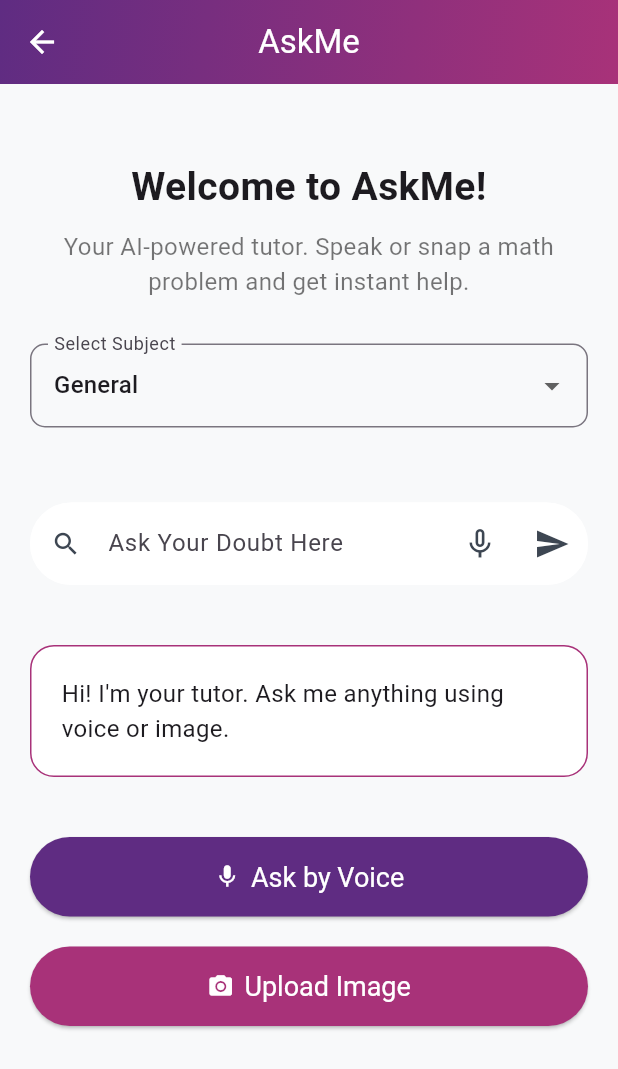
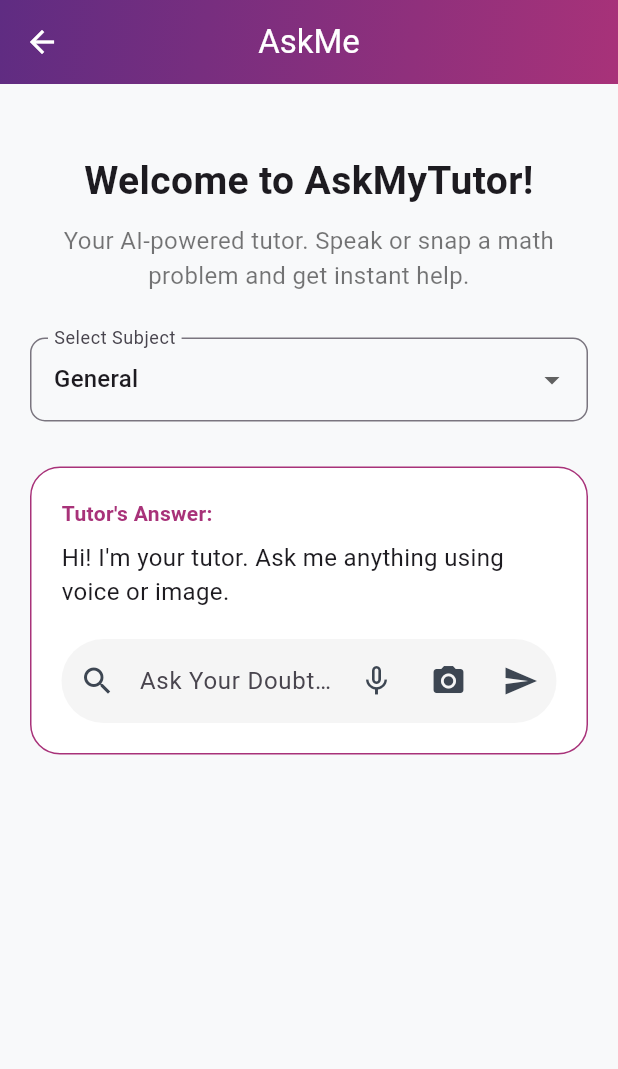
Before and after one commit to DevloperMahak/AI_Project, a Flutter app: the AskMeHomePage screen opened directly, on a phone screen of 412 x 824 dp. Shown: the top 1069 px of the screen. Run offline on Flutter 3.47's test engine with Material 3 defaults, Android fonts, the phone set to English and light mode, and no system bars; our stand-ins replace animated_bottom_navigation_bar, image_picker, shared_preferences, speech_to_text; accounts and stored records are empty.

Commit message:
functionality added

```diff
--- a/lib/home.dart
+++ b/lib/home.dart
@@ -1,9 +1,11 @@
 import 'dart:convert';
+import 'dart:io';
 
 import 'package:ask_my_tutor/theme_provider.dart';
 import 'package:ask_my_tutor/url.dart';
 import 'package:flutter/material.dart';
 import 'package:http/http.dart' as http;
+import 'package:image_picker/image_picker.dart';
 import 'package:provider/provider.dart';
 import 'package:speech_to_text/speech_to_text.dart' as stt;
 
@@ -17,6 +19,8 @@ class AskMeHomePage extends StatefulWidget {
 class _AskMeHomePageState extends State<AskMeHomePage> {
   String? aiResponse = "Hi! I'm your tutor. Ask me anything using voice or image.";
   final TextEditingController _textController = TextEditingController();
+  final ImagePicker _picker = ImagePicker();
+  File? _pickedImage;
   bool _isListening = false;
   late stt.SpeechToText _speech;
   String _spokenText = "";
@@ -24,6 +28,86 @@ class _AskMeHomePageState extends State<AskMeHomePage> {
   // 🔥 Subjects for dropdown
   final List<String> _subjects = ['General', 'Math', 'Programming', 'Science', 'History'];
   String _selectedSubject = 'General';
+
+  void _showImagePickerOptions() {
+    showModalBottomSheet(
+      context: context,
+      shape: RoundedRectangleBorder(
+        borderRadius: BorderRadius.vertical(top: Radius.circular(20)),
+      ),
+      builder: (context) => Container(
+        padding: const EdgeInsets.symmetric(vertical: 20, horizontal: 16),
+        height: 200,
+        child: Column(
+          crossAxisAlignment: CrossAxisAlignment.start,
+          children: [
+            Text("Choose an option", style: TextStyle(fontSize: 18, fontWeight: FontWeight.bold)),
+            const SizedBox(height: 10),
+            ListTile(
+              leading: Icon(Icons.camera_alt),
+              title: Text("Take a Photo"),
+              onTap: () {
+                Navigator.pop(context);
+                _pickImageFromCamera();
+              },
+            ),
+            ListTile(
+              leading: Icon(Icons.photo_library),
+              title: Text("Choose from Gallery"),
+              onTap: () {
+                Navigator.pop(context);
+                _pickImageFromGallery();
+              },
+            ),
+          ],
+        ),
+      ),
+    );
+  }
+  Future<void> _pickImageFromCamera() async {
+    final pickedFile = await _picker.pickImage(source: ImageSource.camera);
+    if (pickedFile != null) {
+      setState(() {
+        _pickedImage = File(pickedFile.path);
+        aiResponse = "Processing image...";
+      });
+      _sendImageToBackend();
+    }
+  }
+
+  Future<void> _pickImageFromGallery() async {
+    final pickedFile = await _picker.pickImage(source: ImageSource.gallery);
+    if (pickedFile != null) {
+      setState(() {
+        _pickedImage = File(pickedFile.path);
+        aiResponse = "Processing image...";
+      });
+      _sendImageToBackend();
+    }
+  }
+
+  Future<void> _sendImageToBackend() async {
+    final uri = Uri.parse(doubt_img); // Your endpoint
+    var request = http.MultipartRequest('POST', uri)
+      ..fields['subject'] = _selectedSubject
+      ..files.add(await http.MultipartFile.fromPath('image', _pickedImage!.path));
+
+    try {
+      final response = await request.send();
+      final respStr = await response.stream.bytesToString();
+      print("🧠 Backend response: $respStr");
+      final data = jsonDecode(respStr);
+      setState(() {
+        aiResponse = data['answer'] ?? "No answer received.";
+      });
+    } catch (e) {
+      setState(() {
+        aiResponse = 'Error sending image: $e';
+      });
+    }
+  }
+
+
 
   Future<void> sendPromptToGROQ(String prompt) async {
     final url = Uri.parse(doubt); // use your actual backend URL
@@ -109,14 +193,15 @@ class _AskMeHomePageState extends State<AskMeHomePage> {
       ),
 
       ),
-      body: Padding(
-        padding: const EdgeInsets.all(20),
+      body:SafeArea(
+    child: SingleChildScrollView(
+    padding: const EdgeInsets.symmetric(horizontal: 20, vertical: 16),
         child: Column(
           crossAxisAlignment: CrossAxisAlignment.stretch,
           children: [
             const SizedBox(height: 30),
             const Text(
-              'Welcome to AskMe!',
+              'Welcome to AskMyTutor!',
               style: TextStyle(fontSize: 26, fontWeight: FontWeight.bold),
               textAlign: TextAlign.center,
             ),
@@ -128,6 +213,7 @@ class _AskMeHomePageState extends State<AskMeHomePage> {
             ),
             // 🔽 Subject Dropdown
             const SizedBox(height: 30),
+
             DropdownButtonFormField<String>(
               value: _selectedSubject,
               items: _subjects
@@ -146,38 +232,80 @@ class _AskMeHomePageState extends State<AskMeHomePage> {
                 });
               },
             ),
+
+            const SizedBox(height: 30),
+
+            // Combined Question + Answer Container
             Container(
-              width: 360,
-              height: 55,
-              margin: EdgeInsets.only(top: 50),
+              padding: const EdgeInsets.all(20),
               decoration: BoxDecoration(
                 color: Colors.white,
-                  borderRadius: BorderRadius.all(
-                      Radius.circular(30))
+                border: Border.all(color: const Color(0xffA83279)),
+                borderRadius: BorderRadius.circular(20),
+              ),
+              child: Column(
+                crossAxisAlignment: CrossAxisAlignment.start,
+                children: [
+                  if (_textController.text.trim().isNotEmpty) ...[
+                    const Text(
+                      "Your Question:",
+                      style: TextStyle(
+                        fontWeight: FontWeight.bold,
+                        color: Color(0xff5F2C82),
+                      ),
+                    ),
+                    const SizedBox(height: 8),
+                    Text(
+                      _textController.text,
+                      style: const TextStyle(fontSize: 16),
+                    ),
+                    const Divider(height: 30, thickness: 1),
+                  ],
+                  const Text(
+                    "Tutor's Answer:",
+                    style: TextStyle(
+                      fontWeight: FontWeight.bold,
+                      color: Color(0xffA83279),
+                    ),
+                  ),
+                  const SizedBox(height: 8),
+                  Text(
+                    aiResponse ?? '',
+                    style: const TextStyle(fontSize: 16),
+                  ),
+                  const SizedBox(height: 20),
+                  // Input Field inside the container
+                  Container(
+                    decoration: BoxDecoration(
+                      color: Colors.grey[100],
+                      borderRadius: BorderRadius.circular(30),
                     ),
                     child: TextField(
                       controller: _textController,
-                readOnly: false, //This allows both voice and manual input.
                       decoration: InputDecoration(
-                  prefixIcon: Icon(Icons.search, color: Color(0xff3D4652), size: 20),
+                        hintText: 'Ask Your Doubt Here',
+                        prefixIcon: const Icon(Icons.search, color: Color(0xff3D4652)),
                         suffixIcon: Row(
                           mainAxisSize: MainAxisSize.min,
                           children: [
                             IconButton(
                               icon: Icon(
                                 _isListening ? Icons.mic : Icons.mic_none,
-                          color: _isListening ? Colors.red : Color(0xff3D4652),
+                                color: _isListening ? Colors.red : const Color(0xff3D4652),
                               ),
                               onPressed: () {
-                          if (_isListening) {
-                            _stopListening();
-                          } else {
-                            _startListening();
-                          }
+                                _isListening ? _stopListening() : _startListening();
                               },
                             ),
                             IconButton(
-                        icon: Icon(Icons.send, color: Color(0xff3D4652)),
+                              icon: const Icon(Icons.camera_alt, color: Color(0xff3D4652)),
+                              onPressed: () {
+                                // TODO: Add image picker logic here
+                                _showImagePickerOptions();
+                              },
+                            ),
+                            IconButton(
+                              icon: const Icon(Icons.send, color: Color(0xff3D4652)),
                               onPressed: () {
                                 final input = _textController.text.trim();
                                 if (input.isNotEmpty) {
@@ -190,66 +318,21 @@ class _AskMeHomePageState extends State<AskMeHomePage> {
                             ),
                           ],
                         ),
-
-                  hintText: 'Ask Your Doubt Here',
-                  enabledBorder: OutlineInputBorder(
-                      borderRadius: BorderRadius.all(
-                          Radius.circular(30)),
-                      borderSide: BorderSide(
-                          color: Colors.white
-                      )),
-                  focusedBorder: OutlineInputBorder(
-                      borderRadius: BorderRadius.all(
-                          Radius.circular(30)),
-                      borderSide: BorderSide(color: Color(0xff5F2C82))),
+                        border: InputBorder.none,
+                        contentPadding: const EdgeInsets.symmetric(vertical: 16),
                       ),
                     ),
                   ),
-            const SizedBox(height: 40),
-            Container(
-              padding: const EdgeInsets.all(20),
-              decoration: BoxDecoration(
-                color: Colors.white,
-                border: Border.all(color: Color(0xffA83279)),
-                borderRadius: BorderRadius.circular(16),
-              ),
-              child: Text(
-                aiResponse ?? '',
-                style: const TextStyle(fontSize: 16),
+                ],
               ),
             ),
-            const SizedBox(height: 40),
-            ElevatedButton.icon(
-              onPressed: () {
-                // Add voice input logic
-              },
-              icon: const Icon(Icons.mic,color: Colors.white,),
-              label: const Text('Ask by Voice'),
-              style: ElevatedButton.styleFrom(
-                backgroundColor: Color(0xff5F2C82),
-                foregroundColor: Colors.white,
-                padding: const EdgeInsets.symmetric(vertical: 16),
-                textStyle: const TextStyle(fontSize: 18),
-              ),
-            ),
-            const SizedBox(height: 20),
-            ElevatedButton.icon(
-              onPressed: () {
-                // Add image upload logic
-              },
-              icon: const Icon(Icons.camera_alt,color: Colors.white,),
-              label: const Text('Upload Image'),
-              style: ElevatedButton.styleFrom(
-                backgroundColor:  Color(0xffA83279),
-                foregroundColor: Colors.white,
-                padding: const EdgeInsets.symmetric(vertical: 16),
-                textStyle: const TextStyle(fontSize: 18),
-              ),
-            ),
+
+
 
           ],
         ),
       ),
+      )
     );
   }
 }
```
Lines whose indentation alone changed are shown as unchanged.
